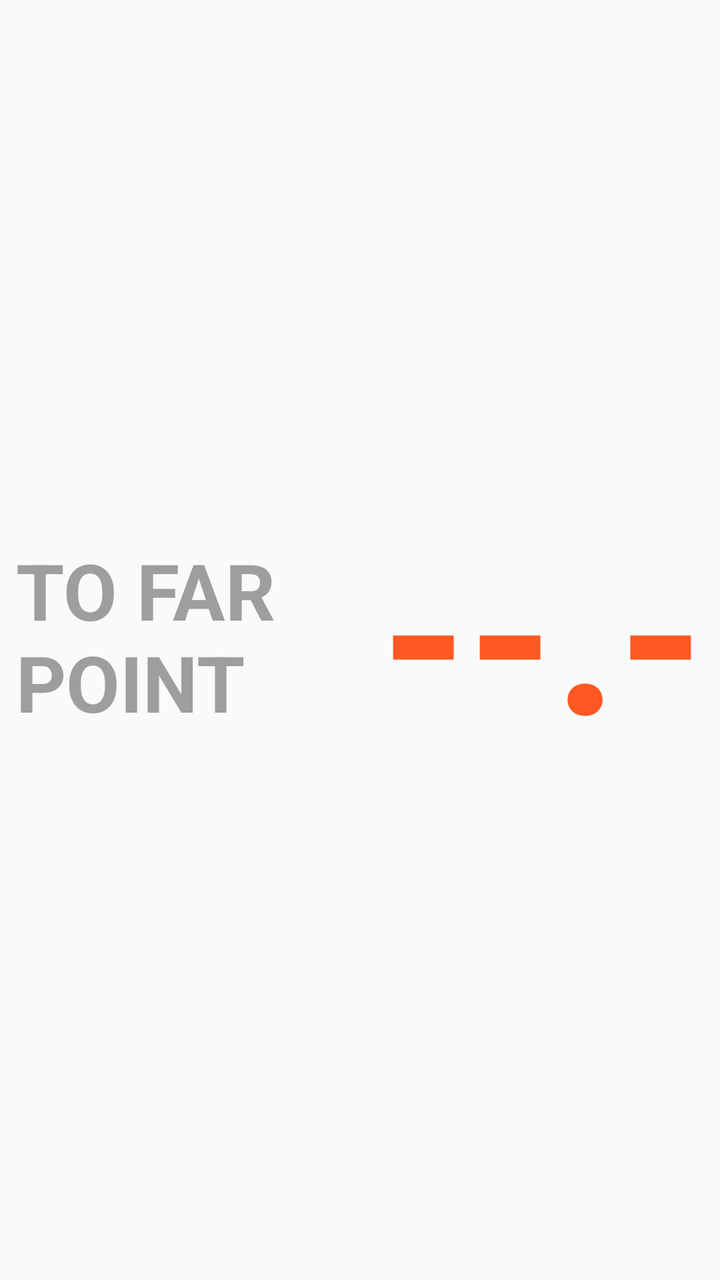
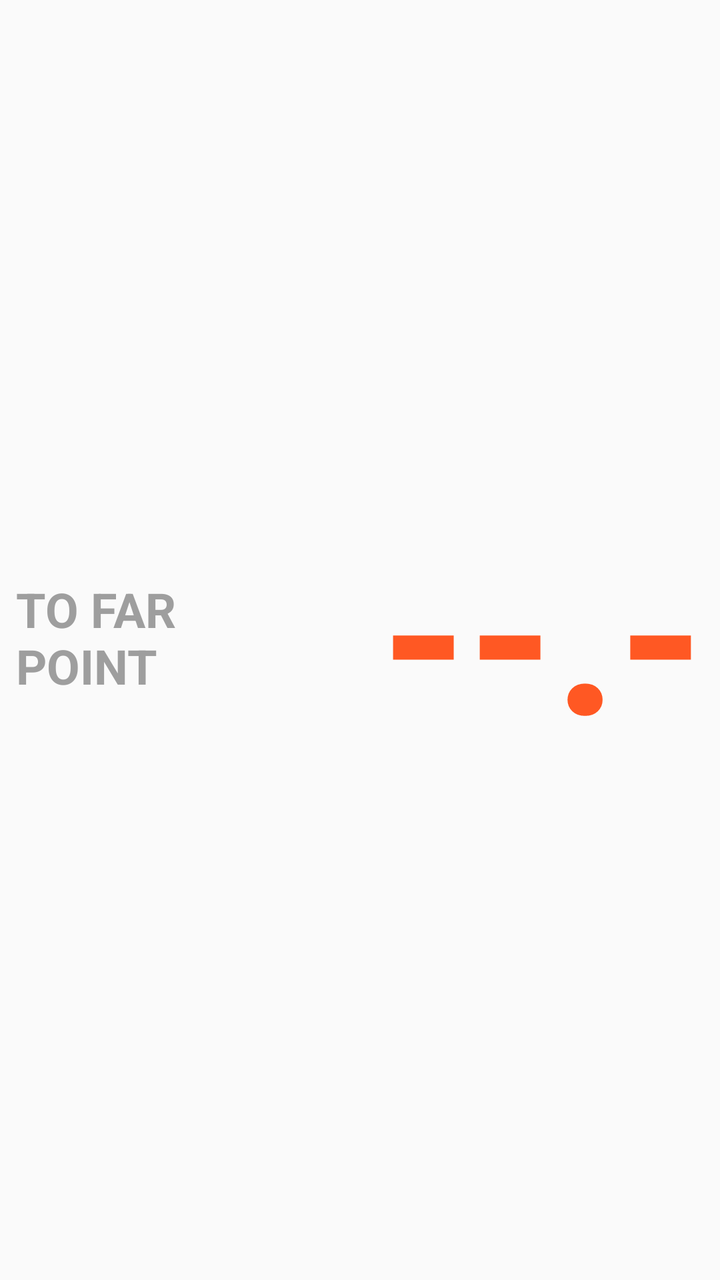

The first picture is an Android layout as it rendered before a commit; the second is the same layout after the commit. The layout source and the unified diff follow.
<!-- AndroidManifest.xml: application theme Theme.AppCompat.DayNight.NoActionBar -->
<!-- res/layout/view_eta_farthest.xml -->
<?xml version="1.0" encoding="utf-8"?>
<LinearLayout xmlns:android="http://schemas.android.com/apk/res/android"
    android:id="@+id/root_farthest"
    android:layout_width="match_parent"
    android:layout_height="match_parent"
    android:orientation="horizontal"
    android:gravity="center_vertical"
    android:paddingStart="8dp"
    android:paddingEnd="8dp"
    android:paddingTop="4dp"
    android:paddingBottom="4dp"
    android:background="@android:color/transparent">

    <TextView
        android:id="@+id/tv_farthest_label"
        android:layout_width="0dp"
        android:layout_height="match_parent"
        android:layout_weight="0.40"
        android:gravity="center_vertical|start"
        android:paddingEnd="6dp"
        android:text="TO FAR\nPOINT"
        android:textStyle="bold"
        android:textColor="#9E9E9E"
        android:textAllCaps="true"
        android:maxLines="2"
        android:includeFontPadding="false"
        android:autoSizeTextType="uniform"
        android:autoSizeMinTextSize="12sp"
        android:autoSizeMaxTextSize="40sp"
        android:autoSizeStepGranularity="1sp" />

    <TextView
        android:id="@+id/tv_farthest_value"
        android:layout_width="0dp"
        android:layout_height="match_parent"
        android:layout_weight="0.60"
        android:gravity="center_vertical|end"
        android:text="--.-"
        android:textStyle="bold"
        android:textColor="#FF5823"
        android:maxLines="1"
        android:includeFontPadding="false"
        android:autoSizeTextType="uniform"
        android:autoSizeMinTextSize="16sp"
        android:autoSizeMaxTextSize="110sp"
        android:autoSizeStepGranularity="2sp" />

</LinearLayout>
<!-- resources referenced by this layout -->
<resources>

</resources>

<!-- the commit's change to res/layout/view_eta_farthest.xml (unified diff, before → after) -->
@@ -26,7 +26,7 @@
         android:includeFontPadding="false"
         android:autoSizeTextType="uniform"
         android:autoSizeMinTextSize="12sp"
-        android:autoSizeMaxTextSize="40sp"
+        android:autoSizeMaxTextSize="24sp"
         android:autoSizeStepGranularity="1sp" />
 
     <TextView
